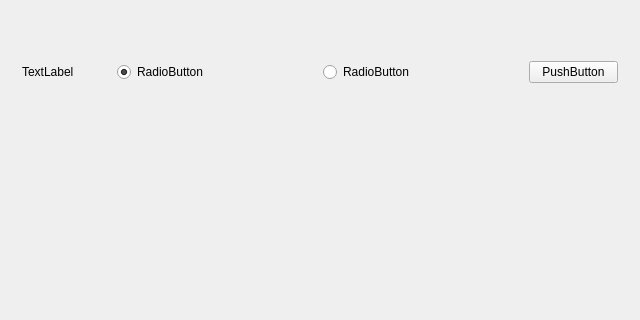
This is app/ChannelBox/channelboxwidget.ui in jinhang87/qtutil as Qt 5 draws it before an edit; both pictures show x 0 to 640 and y 0 to 320 of the 640 by 480 pixel window. The edited form follows.
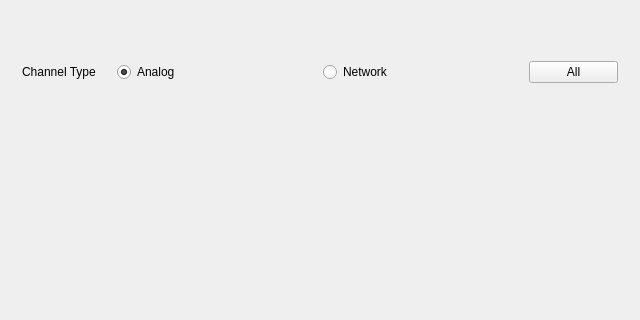
This is the edited form.

Diff of the .ui file:
```diff
--- a/app/ChannelBox/channelboxwidget.ui
+++ b/app/ChannelBox/channelboxwidget.ui
@@ -87,7 +87,7 @@
              </size>
             </property>
             <property name="text">
-             <string>TextLabel</string>
+             <string>Channel Type</string>
             </property>
            </widget>
           </item>
@@ -100,7 +100,7 @@
              </size>
             </property>
             <property name="text">
-             <string>RadioButton</string>
+             <string>Analog</string>
             </property>
             <property name="checked">
              <bool>true</bool>
@@ -116,14 +116,14 @@
              </size>
             </property>
             <property name="text">
-             <string>RadioButton</string>
+             <string>Network</string>
             </property>
            </widget>
           </item>
           <item>
            <widget class="QPushButton" name="pushButton">
             <property name="text">
-             <string>PushButton</string>
+             <string>All</string>
             </property>
            </widget>
           </item>
```
